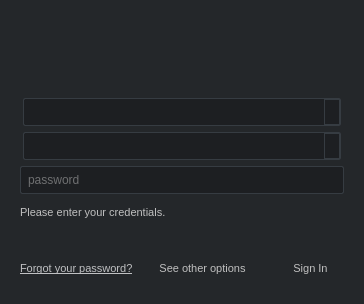
Before: the Qt Designer form python/tank/authentication/resources/login_dialog.ui in shotgunsoftware/tk-core, drawn with Qt 5.
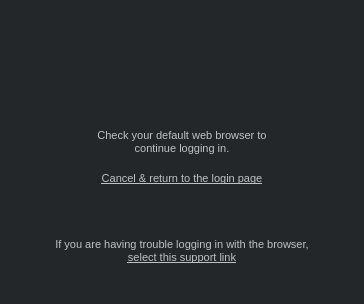
After: the same form once the commit is applied. The open tabs and pages were chosen to show the change. Icons and pictures are not drawn. Custom widgets are drawn as their Qt base class.

Commit message:
Implement Unified Login Flow in the login dialog
FYI - Using QThread.terminate issues a segmentation fault on Linux

```diff
--- a/python/tank/authentication/resources/login_dialog.ui
+++ b/python/tank/authentication/resources/login_dialog.ui
@@ -695,6 +695,74 @@
        </item>
       </layout>
      </widget>
+     <widget class="QWidget" name="ulf2_page">
+      <layout class="QVBoxLayout" name="verticalLayout_2" stretch="0,0,0,0">
+       <property name="margin">
+        <number>20</number>
+       </property>
+       <item>
+        <widget class="QLabel" name="ulf2_msg">
+         <property name="sizePolicy">
+          <sizepolicy hsizetype="Preferred" vsizetype="Expanding">
+           <horstretch>0</horstretch>
+           <verstretch>0</verstretch>
+          </sizepolicy>
+         </property>
+         <property name="styleSheet">
+          <string notr="true">padding-left: 40px; padding-left: 40px;padding-right: 40px;</string>
+         </property>
+         <property name="text">
+          <string>Check your default web browser to continue logging in.</string>
+         </property>
+         <property name="alignment">
+          <set>Qt::AlignCenter</set>
+         </property>
+         <property name="wordWrap">
+          <bool>true</bool>
+         </property>
+        </widget>
+       </item>
+       <item>
+        <widget class="QLabel" name="ulf2_msg_back">
+         <property name="text">
+          <string>&lt;html&gt;&lt;head/&gt;&lt;body&gt;&lt;p&gt;&lt;a href=&quot;#&quot;&gt;&lt;span style=&quot; text-decoration: underline; color:#c0c1c3;&quot;&gt;Cancel &amp; return to the login page&lt;/span&gt;&lt;/a&gt;&lt;/p&gt;&lt;/body&gt;&lt;/html&gt;</string>
+         </property>
+         <property name="alignment">
+          <set>Qt::AlignCenter</set>
+         </property>
+         <property name="wordWrap">
+          <bool>true</bool>
+         </property>
+        </widget>
+       </item>
+       <item>
+        <spacer name="ulf2_spacer">
+         <property name="orientation">
+          <enum>Qt::Vertical</enum>
+         </property>
+         <property name="sizeHint" stdset="0">
+          <size>
+           <width>20</width>
+           <height>40</height>
+          </size>
+         </property>
+        </spacer>
+       </item>
+       <item>
+        <widget class="QLabel" name="ulf2_msg_help">
+         <property name="text">
+          <string>&lt;html&gt;&lt;head/&gt;&lt;body&gt;&lt;p&gt;If you are having trouble logging in with the browser, &lt;a href=&quot;{url}&quot;&gt;&lt;span style=&quot; text-decoration: underline; color:#c0c1c3;&quot;&gt;select this support link&lt;/span&gt;&lt;/a&gt;&lt;/p&gt;&lt;/body&gt;&lt;/html&gt;</string>
+         </property>
+         <property name="alignment">
+          <set>Qt::AlignCenter</set>
+         </property>
+         <property name="wordWrap">
+          <bool>true</bool>
+         </property>
+        </widget>
+       </item>
+      </layout>
+     </widget>
     </widget>
    </item>
   </layout>
```
The commit also changes 3 other files.
